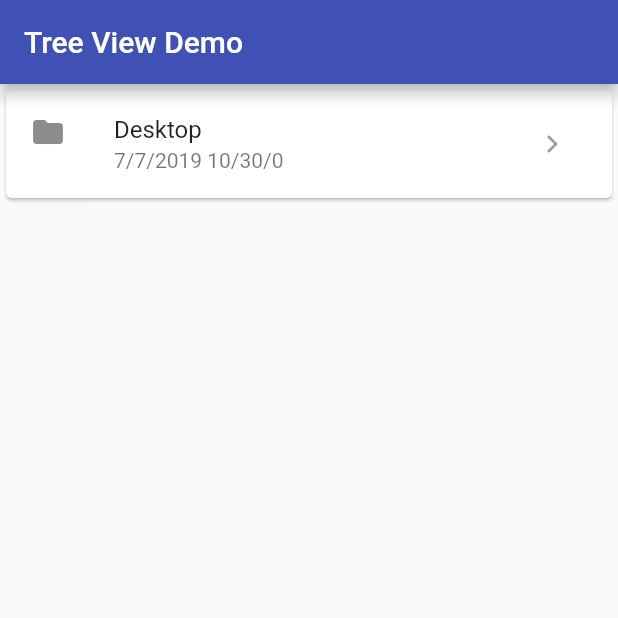
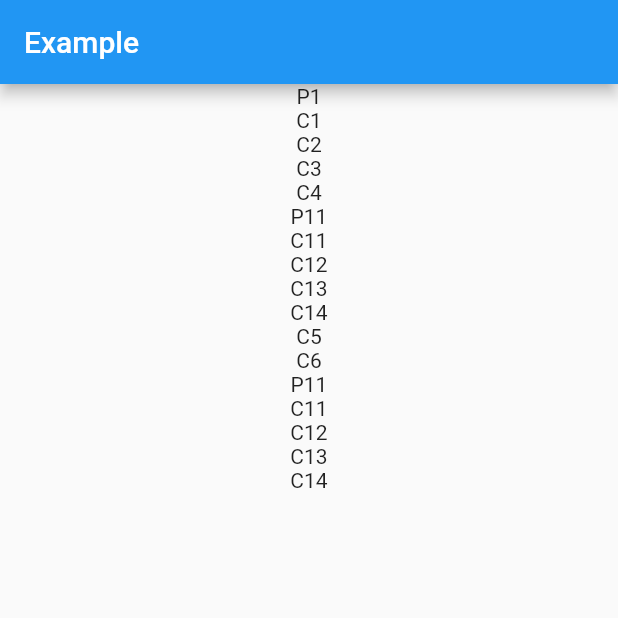
Before and after one commit to ajilo297/flutter_tree_view, a Flutter app: the screen it shows after launch, on a phone screen of 412 x 824 dp, the top half of it. Run offline on Flutter 3.47's test engine with Material 2 defaults, Android fonts, the phone set to English and light mode, and no system bars.

```diff
--- a/example/lib/main.dart
+++ b/example/lib/main.dart
@@ -1,9 +1,6 @@
 import 'package:flutter/material.dart';
 
 import 'package:tree_view/tree_view.dart';
-import 'widgets/file_widget.dart';
-import 'models/document.dart';
-import 'widgets/directory_widget.dart';
 
 void main() => runApp(MainApplication());
 
@@ -11,153 +8,58 @@ class MainApplication extends StatelessWidget {
   @override
   Widget build(BuildContext context) {
     return MaterialApp(
-      title: 'Tree View Demo',
-      theme: ThemeData(
-        primarySwatch: Colors.indigo,
-      ),
-      home: HomePage(title: 'Tree View Demo'),
+      home: HomeView(),
     );
   }
 }
 
-class HomePage extends StatefulWidget {
-  HomePage({Key key, this.title}) : super(key: key);
-
-  final String title;
-
+class HomeView extends StatefulWidget {
   @override
-  _HomePageState createState() => _HomePageState();
+  _HomeViewState createState() => _HomeViewState();
 }
 
-class _HomePageState extends State<HomePage> {
-  List<Document> documentList = [
-    Document(
-      name: 'Desktop',
-      dateModified: DateTime.now(),
-      isFile: false,
-      childData: [
-        Document(name: 'Projects', dateModified: DateTime.now(), childData: [
-          Document(
-              name: 'flutter_app',
-              dateModified: DateTime.now(),
-              childData: [
-                Document(
-                  name: 'README.md',
-                  dateModified: DateTime.now(),
-                  isFile: true,
-                ),
-                Document(
-                  name: 'pubspec.yaml',
-                  dateModified: DateTime.now(),
-                  isFile: true,
-                ),
-                Document(
-                  name: 'pubspec.lock',
-                  dateModified: DateTime.now(),
-                  isFile: true,
-                ),
-                Document(
-                  name: '.gitignore',
-                  dateModified: DateTime.now(),
-                  isFile: true,
-                ),
-                Document(
-                  name: 'lib',
-                  dateModified: DateTime.now(),
-                  isFile: false,
-                  childData: [
-                    Document(
-                      name: 'main.dart',
-                      dateModified: DateTime.now(),
-                      isFile: true,
-                    ),
-                  ],
-                ),
-              ])
-        ]),
-        Document(
-          name: 'test.sh',
-          dateModified: DateTime.now(),
-          isFile: true,
-        ),
-        Document(
-          name: 'image.png',
-          dateModified: DateTime.now(),
-          isFile: true,
-        ),
-        Document(
-          name: 'image2.png',
-          dateModified: DateTime.now(),
-          isFile: true,
-        ),
-        Document(
-          name: 'image3.png',
-          dateModified: DateTime.now(),
-          isFile: true,
-        ),
-      ],
-    ),
-  ];
-
+class _HomeViewState extends State<HomeView> {
   @override
   Widget build(BuildContext context) {
     return Scaffold(
       appBar: AppBar(
-        title: Text(widget.title ?? 'Tree View demo'),
+        title: Text('Example'),
       ),
       body: TreeView(
-        parentList: _getParentList(),
+        startExpanded: true,
+        children: [
+          TreeViewChild(
+
+            parent: Text('P1'),
+            children: [
+              Text('C1'),
+              Text('C2'),
+              Text('C3'),
+              Text('C4'),
+              TreeViewChild(
+                parent: Text('P11'),
+                children: <Widget>[
+                  Text('C11'),
+                  Text('C12'),
+                  Text('C13'),
+                  Text('C14'),
+                ],
+              ),
+              Text('C5'),
+              Text('C6'),
+              TreeViewChild(
+                parent: Text('P11'),
+                children: <Widget>[
+                  Text('C11'),
+                  Text('C12'),
+                  Text('C13'),
+                  Text('C14'),
+                ],
+              ),
+            ],
+          ),
+        ],
       ),
     );
   }
-
-  List<Parent> _getParentList() {
-    List<Parent> parentList = [];
-
-    documentList.forEach((document) {
-      Parent parent = _getParent(document: document);
-      parentList.add(parent);
-    });
-
-    return parentList;
-  }
-
-  Parent _getParent({@required Document document}) {
-    ChildList childList =
-        document.isFile ? null : _getChildList(document: document);
-
-    return Parent(
-      parent: _getDocumentWidget(document: document),
-      childList: childList,
-    );
-  }
-
-  ChildList _getChildList({@required Document document}) {
-    List<Widget> widgetList = [];
-
-    List<Document> childDocuments = document.childData;
-    childDocuments.forEach((childDocument) {
-      widgetList.add(Padding(
-        padding: const EdgeInsets.only(left: 16.0),
-        child: _getParent(document: childDocument),
-      ));
-    });
-
-    return ChildList(children: widgetList);
-  }
-
-  Widget _getDocumentWidget({@required Document document}) => document.isFile
-      ? _getFileWidget(document: document)
-      : _getDirectoryWidget(document: document);
-
-  DirectoryWidget _getDirectoryWidget({@required Document document}) =>
-      DirectoryWidget(
-        directoryName: document.name,
-        lastModified: document.dateModified,
-      );
-
-  FileWidget _getFileWidget({@required Document document}) => FileWidget(
-        fileName: document.name,
-        lastModified: document.dateModified,
-      );
 }
--- a/lib/tree_view.dart
+++ b/lib/tree_view.dart
@@ -2,127 +2,132 @@
 library tree_view;
 
 import 'package:flutter/material.dart';
+import 'package:flutter/scheduler.dart';
 
-typedef void ParentSelectChanged(bool isSelected);
-
-/// # Tree View
-///
-/// Creates a tree view widget. The widget is a List View with a [List] of
-/// [Parent] widgets. The [TreeView] is nested inside a [Scrollbar] if the
-/// [TreeView.hasScrollBar] property is true.
-class TreeView extends StatelessWidget {
-  final List<Parent> parentList;
-  final bool hasScrollBar;
+class TreeView extends InheritedWidget {
+  final List<TreeViewChild> children;
+  final bool startExpanded;
 
   TreeView({
-    this.parentList = const <Parent>[],
-    this.hasScrollBar = false,
+    Key key,
+    @required List<TreeViewChild> children,
+    bool startExpanded = false,
+  })  : this.children = children,
+        this.startExpanded = startExpanded,
+        super(
+          key: key,
+          child: TreeViewData(
+            children: children,
+          ),
+        );
+
+  static TreeView of(BuildContext context) {
+    return context.inheritFromWidgetOfExactType(TreeView);
+  }
+
+  @override
+  bool updateShouldNotify(TreeView oldWidget) {
+    if (oldWidget.children == this.children &&
+        oldWidget.startExpanded == this.startExpanded) {
+      return false;
+    }
+    return true;
+  }
+}
+
+class TreeViewData extends StatelessWidget {
+  final List<TreeViewChild> children;
+
+  const TreeViewData({
+    this.children,
   });
 
   @override
   Widget build(BuildContext context) {
-    return hasScrollBar ? Scrollbar(child: _getTreeList()) : _getTreeList();
-  }
-
-  Widget _getTreeList() {
     return ListView.builder(
+      itemCount: children.length,
       itemBuilder: (context, index) {
-        return parentList[index];
+        return children.elementAt(index);
       },
-      itemCount: parentList.length,
     );
   }
 }
 
-/// # Parent widget
-///
-/// The [Parent] widget holds the [Parent.parent] widget and
-/// [Parent.childList] which is a [List] of child widgets.
-///
-/// The [Parent] widget is wrapped around a [Column]. The [Parent.childList]
-/// is collapsed by default. When clicked the child widget is expanded.
-class Parent extends StatefulWidget {
+class TreeViewChild extends StatefulWidget {
+  final bool startExpanded;
   final Widget parent;
-  final ChildList childList;
-  final MainAxisSize mainAxisSize;
-  final CrossAxisAlignment crossAxisAlignment;
-  final MainAxisAlignment mainAxisAlignment;
-  final ParentSelectChanged callback;
-  final Key key;
+  final List<Widget> children;
+  final VoidCallback onTap;
 
-  Parent({
+  TreeViewChild({
     @required this.parent,
-    @required this.childList,
-    this.mainAxisAlignment = MainAxisAlignment.center,
-    this.crossAxisAlignment = CrossAxisAlignment.start,
-    this.mainAxisSize = MainAxisSize.min,
-    this.callback,
-    this.key,
-  });
+    @required this.children,
+    this.startExpanded,
+    this.onTap,
+    Key key,
+  }) : super(key: key) {
+    assert(parent != null);
+    assert(children != null);
+  }
 
   @override
-  ParentState createState() => ParentState();
+  _TreeViewChildState createState() => _TreeViewChildState();
+
+  TreeViewChild copyWith(
+    TreeViewChild source, {
+    bool startExpanded,
+    Widget parent,
+    List<Widget> children,
+    VoidCallback onTap,
+  }) {
+    return TreeViewChild(
+      parent: parent ?? source.parent,
+      children: children ?? source.children,
+      startExpanded: startExpanded ?? source.startExpanded,
+      onTap: onTap ?? source.onTap,
+    );
+  }
 }
 
-class ParentState extends State<Parent> {
-  bool _isSelected = false;
+class _TreeViewChildState extends State<TreeViewChild> {
+  bool isExpanded;
+
+  @override
+  void initState() {
+    super.initState();
+    isExpanded = widget.startExpanded;
+  }
+
+  @override
+  void didChangeDependencies() {
+    isExpanded = widget.startExpanded ?? TreeView.of(context).startExpanded;
+    super.didChangeDependencies();
+  }
 
   @override
   Widget build(BuildContext context) {
     return Column(
-      mainAxisSize: widget.mainAxisSize,
-      crossAxisAlignment: widget.crossAxisAlignment,
-      mainAxisAlignment: widget.mainAxisAlignment,
+      mainAxisSize: MainAxisSize.min,
       children: <Widget>[
         GestureDetector(
           child: widget.parent,
-          onTap: expand,
+          onTap: widget.onTap ??
+              () {
+                setState(() {
+                  isExpanded = !isExpanded;
+                });
+              },
         ),
-        _getChild(),
+        AnimatedContainer(
+          duration: Duration(milliseconds: 400),
+          child: isExpanded
+              ? Column(
+                  mainAxisSize: MainAxisSize.min,
+                  children: widget.children,
+                )
+              : Offstage(),
+        ),
       ],
     );
   }
-
-  void expand() {
-    if (widget.callback != null) widget.callback(_isSelected);
-    setState(() {
-      _isSelected = _toggleBool(_isSelected);
-    });
-  }
-
-  bool _toggleBool(bool b) {
-    return b ? false : true;
-  }
-
-  Widget _getChild() {
-    return _isSelected ? widget.childList : Container();
-  }
 }
-
-/// # ChildList widget
-///
-/// The [ChildList] widget holds a [List] of widget which will be displayed as
-/// children of the [Parent] widget
-class ChildList extends StatelessWidget {
-  final List<Widget> children;
-  final MainAxisAlignment mainAxisAlignment;
-  final CrossAxisAlignment crossAxisAlignment;
-  final MainAxisSize mainAxisSize;
-
-  ChildList({
-    this.children = const <Widget>[],
-    this.mainAxisSize = MainAxisSize.min,
-    this.crossAxisAlignment = CrossAxisAlignment.start,
-    this.mainAxisAlignment = MainAxisAlignment.center,
-  });
-
-  @override
-  Widget build(BuildContext context) {
-    return Column(
-      mainAxisAlignment: mainAxisAlignment,
-      crossAxisAlignment: crossAxisAlignment,
-      mainAxisSize: mainAxisSize,
-      children: children,
-    );
-  }
-}
--- a/pubspec.yaml
+++ b/pubspec.yaml
@@ -5,7 +5,7 @@ author: Ajil Oommen <ajilo297@gmail.com>
 homepage: https://github.com/ajilo297/flutter_tree_view
 
 environment:
-  sdk: ">=2.0.0-dev.68.0 <3.0.0"
+  sdk: ">=2.2.2 <3.0.0"
 
 dependencies:
   flutter:
```
Also changed, not shown: pubspec.lock, 3 other files.
